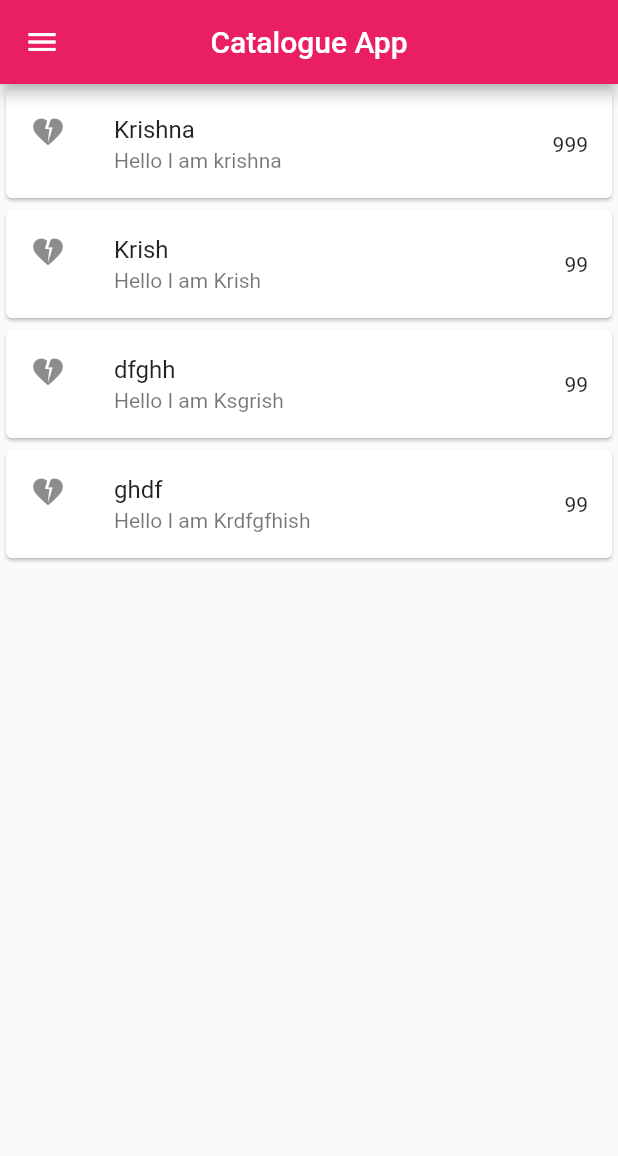
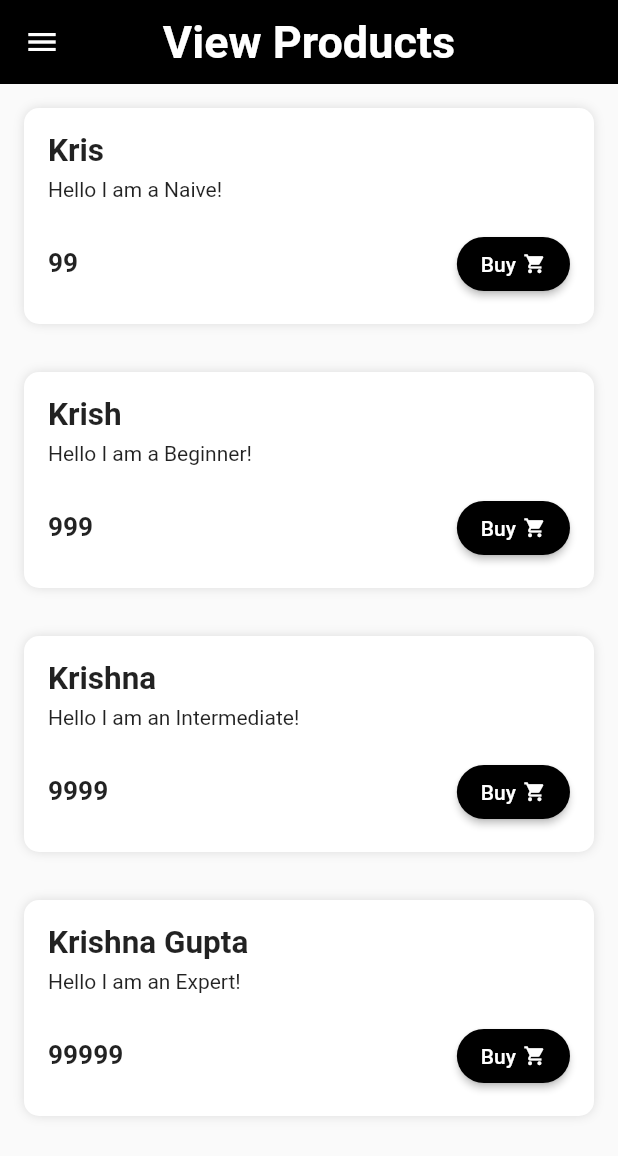
Before and after one commit to iamkrishnagupta/CatalogueUI, a Flutter app: the screen it shows after launch, on a phone screen of 412 x 824 dp. Shown: the top 1156 px of the screen. Run offline on Flutter 3.47's test engine with Material 2 defaults, Android fonts, the phone set to English and light mode, and no system bars; our stand-ins replace velocity_x.

Commit message:
json updated!

```diff
--- a/catalogue.json
+++ b/catalogue.json
@@ -2,25 +2,25 @@
   "products": [
     {
       "id": 1,
-      "name": "Krishna",
-      "price": 999,
-      "description": "Hello I am krishna"
+      "name": "Kris",
+      "price": 99,
+      "description": "Hello I am a Naive!"
     },
 {
       "id": 2,
       "name": "Krish",
-      "price": 99,
-      "description": "Hello I am Krish"
+      "price": 999,
+      "description": "Hello I am a Beginner!"
     },{
       "id": 3,
-      "name": "dfghh",
-      "price": 99,
-      "description": "Hello I am Ksgrish"
+      "name": "Krishna",
+      "price": 9999,
+      "description": "Hello I am an Intermediate!"
     },{
       "id": 4,
-      "name": "ghdf",
-      "price": 99,
-      "description": "Hello I am Krdfgfhish"
+      "name": "Krishna Gupta",
+      "price": 99999,
+      "description": "Hello I am an Expert!"
     }
 
   ]
--- a/lib/models/catalogue.dart
+++ b/lib/models/catalogue.dart
@@ -33,22 +33,10 @@ class Item {
 class CatalogueModel {
   static List<Item> items = [
     Item(
-      description: "I am a Developer",
-      id: 0,
+      description: "I am an Expert",
+      id: 3,
       name: "Krishna Gupta",
-      price: 579,
-    ),
-    Item(
-      description: "I am a Developer",
-      id: 1,
-      name: "Krishna",
-      price: 99,
-    ),
-    Item(
-      description: "I am a Developer",
-      id: 2,
-      name: "Krish",
-      price: 999,
+      price: 99999,
     ),
   ];
 }
--- a/lib/screens/homescreen.dart
+++ b/lib/screens/homescreen.dart
@@ -1,19 +1,23 @@
+// ignore_for_file: prefer_const_constructors
+
 import 'dart:convert';
 
 import 'package:flutter/material.dart';
 import 'package:flutter/services.dart';
+import 'package:velocity_x/velocity_x.dart';
+
 import '../models/catalogue.dart';
-import '../widgets/drawer.dart';
-import '../widgets/itemwidget.dart';
 
 class HomeScreen extends StatefulWidget {
-  const HomeScreen({super.key});
+  const HomeScreen({Key? key}) : super(key: key);
 
   @override
   State<HomeScreen> createState() => _HomeScreenState();
 }
 
 class _HomeScreenState extends State<HomeScreen> {
+  List<Item> items = [];
+
   @override
   void initState() {
     super.initState();
@@ -24,29 +28,106 @@ class _HomeScreenState extends State<HomeScreen> {
     var cj = await rootBundle.loadString("catalogue.json");
     var decodedcj = jsonDecode(cj);
     var productsData = decodedcj["products"];
-    CatalogueModel.items = List.from(productsData)
-        .map<Item>((item) => Item.fromMap(item))
-        .toList();
-    setState(() {});
+    setState(() {
+      items = List.from(productsData).map<Item>((item) => Item.fromMap(item)).toList();
+    });
   }
 
+  @override
   Widget build(BuildContext context) {
-    return Scaffold(
+    return MaterialApp(
+      debugShowCheckedModeBanner: false,
+      home: Scaffold(
         appBar: AppBar(
-          title: const Text("Catalogue App"),
+          title: "View Products".text.xl2.bold.white.make(),
+          elevation: 0.0,
           centerTitle: true,
+          backgroundColor: Colors.black,
         ),
-        drawer: const DrawerWidget(),
-        body: (CatalogueModel.items.isNotEmpty)
+        drawer: Drawer(),
+        body: (items.isNotEmpty)
             ? ListView.builder(
-                itemCount: CatalogueModel.items.length,
+                itemCount: items.length,
                 itemBuilder: (context, index) {
-                  return ItemWidget(
-                    item: CatalogueModel.items[index],
-                  );
-                })
+                  return buildProductCard(items[index]);
+                },
+              )
             : const Center(
                 child: CircularProgressIndicator(),
-              ));
+              ),
+      ),
+    );
+  }
+
+  Widget buildProductCard(Item item) {
+    return Container(
+      width: double.infinity,
+      padding: EdgeInsets.all(16.0),
+      margin: EdgeInsets.all(16.0),
+      decoration: BoxDecoration(
+        color: Colors.white,
+        borderRadius: BorderRadius.circular(10.0),
+        boxShadow: const [
+          BoxShadow(
+            color: Colors.black12,
+            blurRadius: 5.0,
+          ),
+        ],
+      ),
+      child: Row(
+        crossAxisAlignment: CrossAxisAlignment.start,
+        children: [
+          Expanded(
+            child: Column(
+              crossAxisAlignment: CrossAxisAlignment.start,
+              children: [
+                item.name.text.xl2.bold.make(),
+                5.heightBox,
+                item.description.text.make(),
+                8.heightBox,
+                Container(
+                  margin: EdgeInsets.only(top: 10),
+                  child: Row(
+                    mainAxisAlignment: MainAxisAlignment.spaceBetween,
+                    children: [
+                      item.price.text.xl.bold.make(),
+                      Row(
+                        children: [
+                          ElevatedButton(
+                            onPressed: () {},
+                            style: ElevatedButton.styleFrom(
+                              backgroundColor: Colors.black,
+                              shape: RoundedRectangleBorder(
+                                borderRadius: BorderRadius.circular(20.0),
+                              ),
+                            ),
+                            child: Row(
+                              mainAxisAlignment: MainAxisAlignment.spaceBetween,
+                              mainAxisSize: MainAxisSize.min,
+                              children: [
+                                "Buy".text.white.make(),
+                                SizedBox(width: 5),
+                                Icon(
+                                  Icons.shopping_cart,
+                                  color: Colors.white,
+                                  size: 15,
+                                ),
+                              ],
+                            ),
+                          ),
+                        ],
+                      ),
+                    ],
+                  ),
+                ),
+              ],
+            ),
+          ),
+        ],
+      ),
+    );
   }
 }
+void main() {
+  runApp(HomeScreen());
+}
--- a/pubspec.yaml
+++ b/pubspec.yaml
@@ -9,6 +9,7 @@ environment:
 dependencies:
   flutter:
     sdk: flutter
+  velocity_x: ^4.1.0
 
 
 dev_dependencies:
```
Also changed, not shown: pubspec.lock.
